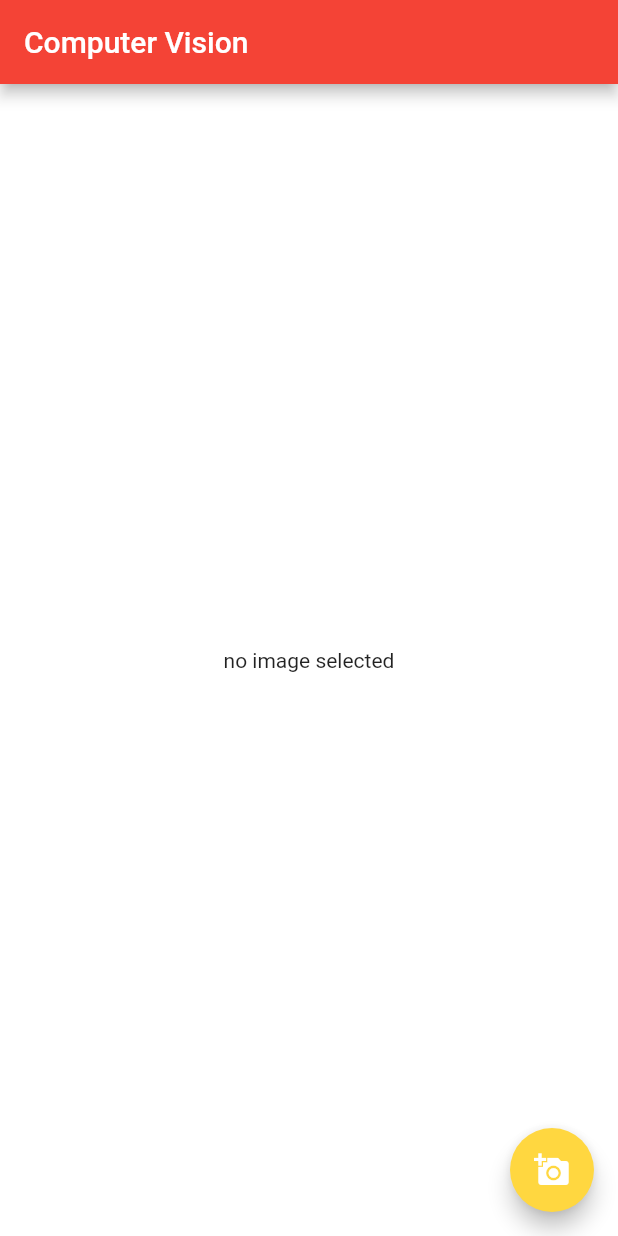
After one commit to RustamAit/lecture_7_material_theming, a Flutter app: the screen it shows after launch, on a phone screen of 412 x 824 dp. The commit adds this screen. Run offline on Flutter 3.47's test engine with Material 2 defaults, Android fonts, the phone set to English and light mode, and no system bars; our stand-ins replace camera, image_picker; missing offline and left inert: google_ml_kit, google_mlkit_barcode_scanning.

Commit message:
files moved

```diff
--- /dev/null
+++ b/lib/cv/peoplecounter.dart
@@ -0,0 +1,170 @@
+import 'dart:io';
+
+import 'package:flutter/material.dart';
+import 'package:google_ml_kit/google_ml_kit.dart';
+import 'package:google_mlkit_barcode_scanning/google_mlkit_barcode_scanning.dart';
+import 'package:image_picker/image_picker.dart';
+import 'dart:ui' as ui;
+
+class PeopleCounterPage extends StatefulWidget {
+  const PeopleCounterPage({Key? key}) : super(key: key);
+
+  @override
+  PeopleCounterPageState createState() => PeopleCounterPageState();
+}
+
+class PeopleCounterPageState extends State<PeopleCounterPage> {
+  bool isLoading = false;
+  final picker = ImagePicker();
+
+  late ui.Image _image;
+  File? _imageFile;
+  XFile? imageFile;
+
+  List<Face> _faces = [];
+  String _recognizedText = "";
+  List<ImageLabel> _labels = [];
+
+  final FaceDetector _faceDetector = FaceDetector(
+    options: FaceDetectorOptions(
+      enableContours: true,
+      enableClassification: true,
+    ),
+  );
+
+  final ImageLabeler _imageLabeler =
+      ImageLabeler(options: ImageLabelerOptions());
+
+  final TextRecognizer _textRecognizer = TextRecognizer();
+
+  @override
+  Widget build(BuildContext context) {
+    return Scaffold(
+        appBar: AppBar(
+          automaticallyImplyLeading: true,
+          title: const Text('Computer Vision'),
+        ),
+        // flaoting action button
+        floatingActionButton: FloatingActionButton(
+          onPressed: _getImageFromGallery,
+          tooltip: 'Get Image',
+          child: const Icon(Icons.add_a_photo),
+        ),
+        body: isLoading
+            ? const Center(child: CircularProgressIndicator())
+            : (_imageFile == null)
+                ? const Center(child: Text('no image selected'))
+                : Column(
+                    children: [
+                      const SizedBox(
+                        height: 24,
+                      ),
+                      Padding(
+                        padding: const EdgeInsets.all(16),
+                        child:  FittedBox(
+                          child: SizedBox(
+                              width: _image.width.toDouble(),
+                              height: _image.height.toDouble(),
+                              child: Image.file(_imageFile!)),
+                        ),
+                      ),
+                      const SizedBox(
+                        height: 24,
+                      ),
+                      Text(
+                        "Number of People in this photo: ${_faces.length}",
+                        style: const TextStyle(fontSize: 20),
+                        textAlign: TextAlign.left,
+                      ),
+                      const SizedBox(
+                        height: 24,
+                      ),
+                      Text(
+                        "Top Image label is ${_labels.first.label}",
+                        style: const TextStyle(fontSize: 20),
+                        textAlign: TextAlign.left,
+                      ),
+                      const SizedBox(
+                        height: 24,
+                      ),
+                      Padding(
+                          padding: EdgeInsets.all(16),
+                          child: Text(
+                            "Text recognized: $_recognizedText",
+                            style: const TextStyle(fontSize: 20),
+                            textAlign: TextAlign.center,
+                          ),
+                      ),
+                      const SizedBox(
+                        height: 24,
+                      ),
+                    ],
+                  ));
+  }
+
+  _getImageFromGallery() async {
+    imageFile = await picker.pickImage(source: ImageSource.gallery);
+    setState(() {
+      isLoading = true;
+    });
+
+    if (mounted) {
+      if (imageFile != null) {
+        setState(() {
+          _imageFile = File(imageFile!.path);
+          processImage(InputImage.fromFile(_imageFile!));
+          _loadImage(File(imageFile!.path));
+        });
+      }
+    }
+  }
+
+  _loadImage(File file) async {
+    final data = await file.readAsBytes();
+    await decodeImageFromList(data).then((value) => setState(() {
+          _image = value;
+          isLoading = false;
+        }));
+  }
+
+  Future<void> processImage(InputImage inputImage) async {
+    setState(() {
+      isLoading = true;
+    });
+    final faces = await _faceDetector.processImage(inputImage);
+    final recognizedText = await _textRecognizer.processImage(inputImage);
+    final labels = await _imageLabeler.processImage(inputImage);
+    if (mounted) {
+      setState(() {
+        _faces = faces;
+        _recognizedText = recognizedText.text;
+        _labels = labels;
+      });
+    }
+    setState(() {
+      isLoading = false;
+    });
+  }
+
+  void showAlertDialog(BuildContext context, String data) {
+    AlertDialog dialog = AlertDialog(
+      title: const Text("Text Found!"),
+      content: Text("Recognized text: \n$data"),
+      actions: [
+        TextButton(
+            onPressed: () {
+              isLoading = false;
+              if (mounted) Navigator.of(context).pop();
+            },
+            child: const Text("Ok"))
+      ],
+    );
+    showDialog(context: context, builder: (BuildContext context) => dialog);
+  }
+
+  @override
+  void dispose() {
+    _faceDetector.close();
+    super.dispose();
+  }
+}
--- a/lib/main.dart
+++ b/lib/main.dart
@@ -1,13 +1,12 @@
 import 'package:camera/camera.dart';
 import 'package:flutter/material.dart';
-import 'package:lecture_6_material_theming/facedetectionscreen.dart';
 import 'package:lecture_6_material_theming/formscreen.dart';
 import 'package:lecture_6_material_theming/homescreen.dart';
-import 'package:lecture_6_material_theming/imagelabellingscreen.dart';
-import 'package:lecture_6_material_theming/selfiescreen.dart';
+import 'package:lecture_6_material_theming/cv/imagelabellingscreen.dart';
 import 'package:lecture_6_material_theming/styles.dart';
 
-import 'barcodescreen.dart';
+import 'cv/barcodescreen.dart';
+import 'cv/peoplecounter.dart';
 
 late List<CameraDescription> cameras;
 
@@ -34,7 +33,7 @@ class MyApp extends StatelessWidget {
           color: Colors.redAccent,
         )
       ),
-      home: const SelfiePage(),
+      home: const PeopleCounterPage(),
     );
   }
 }
```
Also changed, not shown: lib/cameraview.dart (deleted, +0 -156 lines), lib/cv/barcodescreen.dart (renamed from lib/barcodescreen.dart), lib/cv/facedetectionscreen.dart (renamed from lib/facedetectionscreen.dart), lib/cv/imagelabellingscreen.dart (renamed from lib/imagelabellingscreen.dart), lib/cv/selfiescreen.dart (renamed from lib/selfiescreen.dart), lib/cv/textrecognitionscreen.dart (renamed from lib/textrecognitionscreen.dart).
